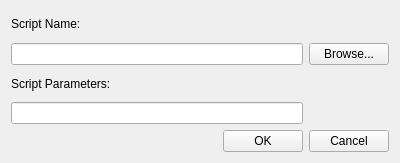
The window that src/plugins/scripts/addscriptwidget.ui (august-alt/gpui) describes before a commit, drawn with Qt 5.
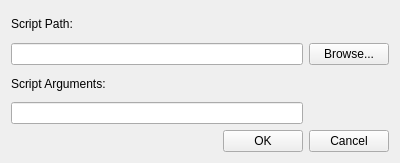
The same window after the commit.

Commit message: refactor: rename Scripts Parameters to Script Arguments in ui files

The edit to the form file:
```diff
--- a/src/plugins/scripts/addscriptwidget.ui
+++ b/src/plugins/scripts/addscriptwidget.ui
@@ -17,7 +17,7 @@
    <item row="0" column="0">
     <widget class="QLabel" name="nameLabel">
      <property name="text">
-      <string>Script Name:</string>
+      <string>Script Path:</string>
      </property>
      <property name="buddy">
       <cstring>nameLineEdit</cstring>
@@ -43,7 +43,7 @@
    <item row="2" column="0">
     <widget class="QLabel" name="paramLabel">
      <property name="text">
-      <string>Script Parameters:</string>
+      <string>Script Arguments:</string>
      </property>
      <property name="buddy">
       <cstring>paramLineEdit</cstring>
```
The commit also changes 2 other files.
